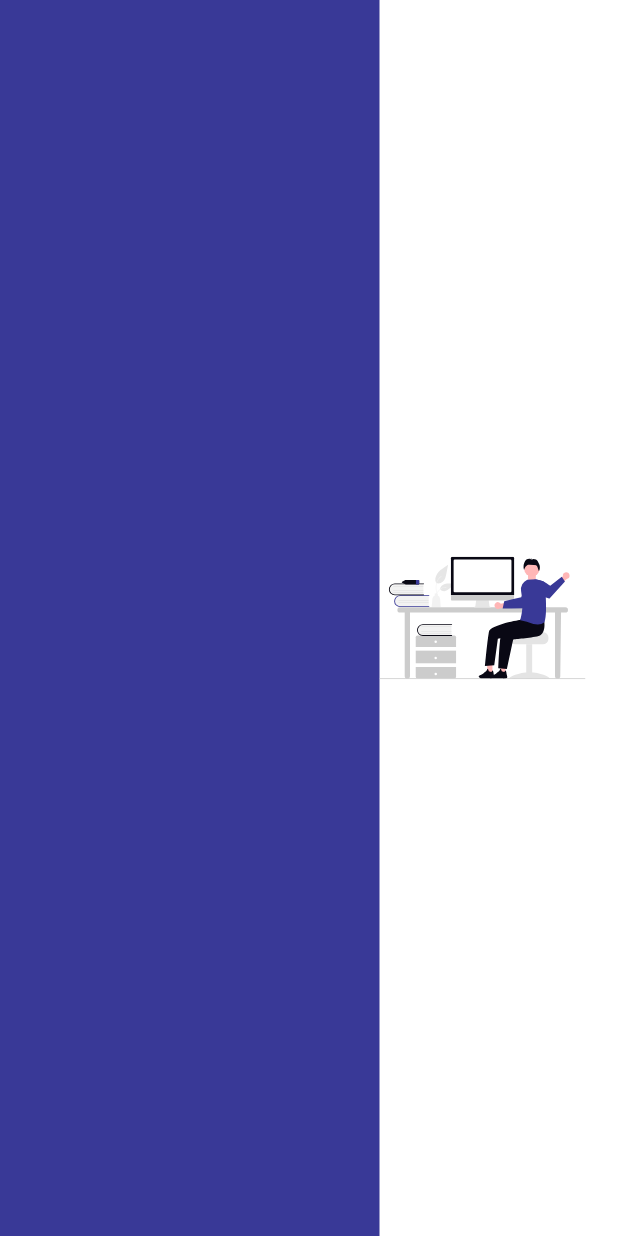
After one commit to joaopedrofraga/manager-app, a Flutter app: the screen it shows after launch, on a phone screen of 412 x 824 dp. The commit adds this screen. Run offline on Flutter 3.47's test engine with Material 3 defaults, Android fonts, the phone set to English and light mode, and no system bars; our stand-ins replace animated_toggle_switch, extended_masked_text, flutter_svg, google_fonts, lucide_icons_flutter, quickalert; missing offline and left inert: cpf_cnpj_validator, postgres.

Commit message:
Criação da tela de login.

```diff
--- a/lib/core/config/app_images.dart
+++ b/lib/core/config/app_images.dart
@@ -12,4 +12,8 @@ class AppImages {
   static String get loadingImage => 'assets/images/loading.svg';
 
   static String get emptyImage => 'assets/images/empty.svg';
+
+  static String get loginImage => 'assets/images/login.svg';
+
+  static String get registerImage => 'assets/images/register.svg';
 }
--- a/lib/core/config/app_routes.dart
+++ b/lib/core/config/app_routes.dart
@@ -1,4 +1,5 @@
 import 'package:flutter/widgets.dart';
+import 'package:manager_app/presentation/auth/login/pages/login_page.dart';
 import 'package:manager_app/presentation/home_page.dart';
 
 class AppRoutes {
@@ -10,9 +11,11 @@ class AppRoutes {
 
   AppRoutes._internal();
 
-  static const String initialRoute = HomePage.routeName;
+  static const String initialRoute = LoginPage.routeName;
+  //static const String initialRoute = HomePage.routeName;
 
   static Map<String, Widget Function(BuildContext)> get getRoutes => {
     HomePage.routeName: (context) => const HomePage(),
+    LoginPage.routeName: (context) => const LoginPage(),
   };
 }
--- a/lib/main.dart
+++ b/lib/main.dart
@@ -5,4 +5,4 @@ void main() {
   runApp(const App());
 }
 
-const String versao = 'ALFA 1.3.0';
+const String versao = 'ALFA 1.3.1';
--- /dev/null
+++ b/lib/presentation/auth/login/pages/login_page.dart
@@ -0,0 +1,35 @@
+import 'package:flutter/material.dart';
+import 'package:flutter_svg/svg.dart';
+import 'package:manager_app/core/config/app_colors.dart';
+import 'package:manager_app/core/config/app_images.dart';
+import 'package:manager_app/core/extensions/media_query_extension.dart';
+
+class LoginPage extends StatefulWidget {
+  static const String routeName = '/login';
+  const LoginPage({super.key});
+
+  @override
+  State<LoginPage> createState() => _LoginPageState();
+}
+
+class _LoginPageState extends State<LoginPage> {
+  @override
+  Widget build(BuildContext context) {
+    return Scaffold(
+      backgroundColor: AppColors.background,
+      body: Row(
+        children: [
+          Container(
+            height: double.infinity,
+            width: context.getWidth / 4 + 150,
+            color: AppColors.primary,
+          ),
+          ConstrainedBox(
+            constraints: BoxConstraints(maxWidth: context.getWidth / 3),
+            child: SvgPicture.asset(AppImages.loginImage),
+          ),
+        ],
+      ),
+    );
+  }
+}
```
Also changed, not shown: assets/images/login.svg (added), assets/images/register.svg (added), lib/core/config/info_empresa.dart (added), 4 other files.
